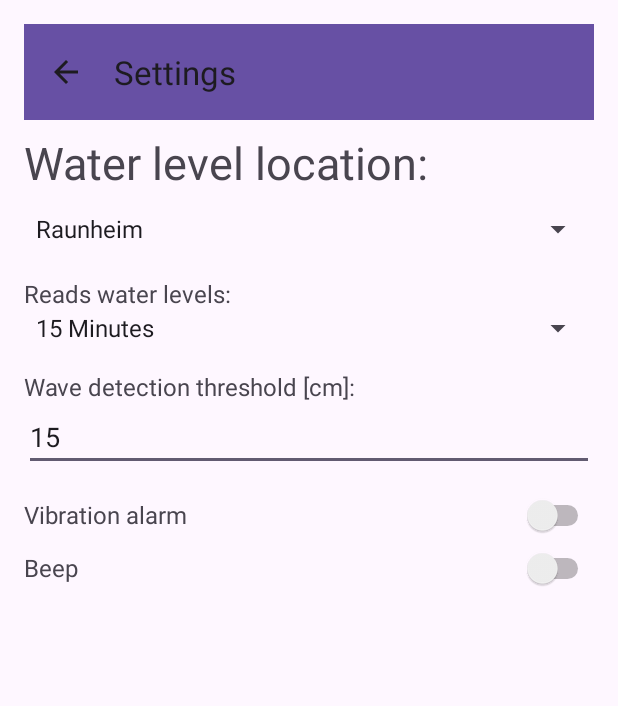
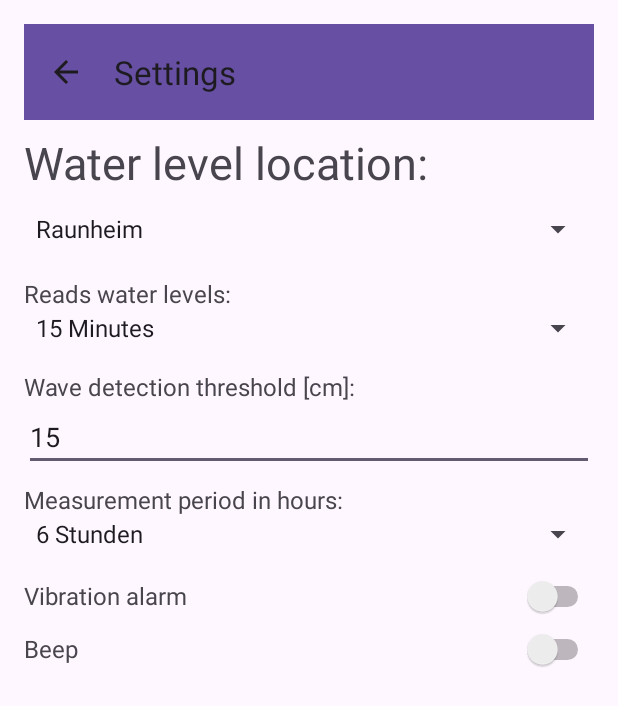
Before and after one commit to Bollogg/MainPegel, an Android app: the screen it shows after launch (SettingsActivity), in the options menu, after a tap on "Settings", on a phone screen of 412 x 824 dp. Shown: the top 706 px of the screen. Run offline under Robolectric (Android 15) with nearby library versions, the phone set to English and light mode, and no system bars; libraries missing offline, so code that uses them is left out: com.github.mikephil.charting; 2 statements that could not run were skipped.

Commit message:
Erweiterung um Graph Einstellungen von 1 bis 29 Stunden

```diff
--- a/app/src/main/java/de/wiesenfarth/mainpegel/MainActivity.java
+++ b/app/src/main/java/de/wiesenfarth/mainpegel/MainActivity.java
@@ -182,23 +182,33 @@ public class MainActivity extends AppCompatActivity {
      *******************************************************/
     private void ladePegelstand() {
 
+      // Einstellungen laden
       prefs = getSharedPreferences("settings", MODE_PRIVATE);
       localityGuid = prefs.getString("locality_guid", CONST.WUERZBURG);
 
+      int hours = prefs.getInt("graph_hours", 4);  // Standard: 4h
+      String startParam = "PT" + hours + "H";
+
+
+      // API Service
       PegelApiService apiService = RetrofitClient.getApiService();
+      // Dynamischer Retrofit-Aufruf
+      Call<List<PegelResponse>> call = apiService.getPegelstand(localityGuid, startParam);
 
-      //ToDo: Löschen Call<List<PegelResponse>> call = apiService.getPegelstand(CONST.WUERZBURG);
-      Call<List<PegelResponse>> call = apiService.getPegelstand(localityGuid);
-      System.out.println("Retrofit URL: " + call.request().url());
+      Log.d("PEGEL", "GUID: " + localityGuid);
+      Log.d("PEGEL", "Start-Parameter: " + startParam);
 
-        Log.e("PEGEL", "CALL = " + call);
+      Log.e("PEGEL", "Retrofit URL: " + call.request().url());
+
       call.enqueue(new Callback<List<PegelResponse>>() {
+
                      {
                        Log.e("PEGEL", "===> Callback wurde initialisiert");
                      }
+
+
       @Override
       public void onResponse(Call<List<PegelResponse>> call, Response<List<PegelResponse>> response) {
-
           if (!response.isSuccessful()) {
               Log.e("PEGEL", "HTTP Fehler: " + response.code());
               textViewPegelstand.setText("Fehler: " + response.code());
@@ -220,8 +230,7 @@ public class MainActivity extends AppCompatActivity {
             "Zeit: " + last.getTimestamp()
         );
 
-              Log.d("PEGEL", "Value = " + last.getValue());
-              Log.d("PEGEL", "Timestamp = " + last.getTimestamp());
+        Log.d("PEGEL", "Neuster Wert: " + last.getTimestamp() + " -> " + last.getValue());
 
         // +++ LOGGEN aller Werte +++
         for (PegelResponse p : list) {
--- a/app/src/main/java/de/wiesenfarth/mainpegel/PegelApiService.java
+++ b/app/src/main/java/de/wiesenfarth/mainpegel/PegelApiService.java
@@ -5,6 +5,8 @@ import java.util.List;
 import retrofit2.Call;
 import retrofit2.http.GET;
 import retrofit2.http.Path;
+import retrofit2.http.Query;
+
 /*******************************************************
  * Programm:  PegelApiService
  *
@@ -18,6 +20,9 @@ import retrofit2.http.Path;
  *******************************************************/
 public interface PegelApiService {
 
-    @GET("stations/{station}/W/measurements.json?start=PT4H")
-    Call<List<PegelResponse>> getPegelstand(@Path("station") String station);
+    @GET("stations/{station}/W/measurements.json")
+    Call<List<PegelResponse>> getPegelstand(
+        @Path("station") String station,
+        @Query("start") String start   // z.B. "PT6H"
+    );
 }
--- a/app/src/main/java/de/wiesenfarth/mainpegel/SettingsActivity.java
+++ b/app/src/main/java/de/wiesenfarth/mainpegel/SettingsActivity.java
@@ -28,6 +28,8 @@ public class SettingsActivity extends AppCompatActivity {
     private Spinner spinnerLocality, spinnerInterval;
     private EditText waveThreshold;
     private Switch switchVibration, switchBeep;
+
+    private Spinner spinnerMeasure; //Spinner für Stunden Graph
 
     private SharedPreferences prefs;
 
@@ -78,7 +80,6 @@ public class SettingsActivity extends AppCompatActivity {
         super.onCreate(savedInstanceState);
         setContentView(R.layout.settings_activity);
 
-
         // Toolbar
         Toolbar toolbar = findViewById(R.id.toolbar);
         setSupportActionBar(toolbar);
@@ -101,6 +102,26 @@ public class SettingsActivity extends AppCompatActivity {
 
         switchVibration = findViewById(R.id.switch_vibration);
         switchBeep = findViewById(R.id.switch_beep);
+
+        // ------------------------------------------------------
+        // 🔥 NEU: Spinner für 1–29 Stunden
+        // ------------------------------------------------------
+        spinnerMeasure = findViewById(R.id.spinner_Measure);
+
+        // Array 1–29 als Strings
+        String[] hourLabels = new String[29];
+        for (int i = 0; i < 29; i++) {
+            hourLabels[i] = (i + 1) + " Stunden";
+        }
+
+        ArrayAdapter<String> adapterHours = new ArrayAdapter<>(
+            this,
+            android.R.layout.simple_spinner_item,
+            hourLabels
+        );
+        adapterHours.setDropDownViewResource(android.R.layout.simple_spinner_dropdown_item);
+        spinnerMeasure.setAdapter(adapterHours);
+        // ------------------------------------------------------
 
         // Auswahl der Pegelmessstelle
         ArrayAdapter<String> adapterLocality = new ArrayAdapter<>(
@@ -170,6 +191,12 @@ public class SettingsActivity extends AppCompatActivity {
         editor.putBoolean("vibration", switchVibration.isChecked());
         editor.putBoolean("beep", switchBeep.isChecked());
 
+        // ------------------------------------------------------
+        // Stunden speichern
+        // spinner pos 0=1h → +1
+        editor.putInt("graph_hours", spinnerMeasure.getSelectedItemPosition() + 1);
+        // ------------------------------------------------------
+
         editor.apply();
     }
 
@@ -197,5 +224,12 @@ public class SettingsActivity extends AppCompatActivity {
 
         switchVibration.setChecked(prefs.getBoolean("vibration", false));
         switchBeep.setChecked(prefs.getBoolean("beep", false));
+
+        // ------------------------------------------------------
+        // Stunden einstellen
+        int storedHours = prefs.getInt("graph_hours", 6); // Default 6
+        spinnerMeasure.setSelection(storedHours - 1);
+        // ------------------------------------------------------
+
     }
 }
--- a/app/src/main/res/layout/settings_activity.xml
+++ b/app/src/main/res/layout/settings_activity.xml
@@ -5,9 +5,9 @@
     android:padding="16dp">
 
     <LinearLayout
-        android:orientation="vertical"
       android:layout_width="match_parent"
-        android:layout_height="wrap_content">
+      android:layout_height="wrap_content"
+      android:orientation="vertical">
 
         <androidx.appcompat.widget.Toolbar
           android:id="@+id/toolbar"
@@ -21,9 +21,9 @@
         <TextView
           android:layout_width="wrap_content"
           android:layout_height="wrap_content"
+          android:paddingTop="8dp"
           android:text="@string/water_level_location"
-            android:textSize="30dp"
-            android:paddingTop="8dp"/>
+          android:textSize="30dp" />
 
         <Spinner
           android:id="@+id/spinner_locality"
@@ -35,9 +35,9 @@
         <TextView
           android:layout_width="wrap_content"
           android:layout_height="wrap_content"
+          android:paddingTop="8dp"
           android:text="@string/reads_water_levels"
-            android:textSize="16sp"
-            android:paddingTop="8dp"/>
+          android:textSize="16sp" />
 
         <Spinner
           android:id="@+id/spinner_interval"
@@ -49,23 +49,37 @@
         <TextView
           android:layout_width="wrap_content"
           android:layout_height="wrap_content"
+          android:paddingTop="16dp"
           android:text="@string/wave_detection"
-            android:textSize="16sp"
-            android:paddingTop="16dp"/>
+          android:textSize="16sp" />
 
         <EditText
           android:id="@+id/wave_threshold"
           android:layout_width="match_parent"
           android:layout_height="wrap_content"
-            android:inputType="number"
-            android:hint="z.B. 15" />
+          android:hint="z.B. 15"
+          android:inputType="number" />
+
+        <!-- Grph anzahl Messwerte -->
+        <TextView
+          android:layout_width="wrap_content"
+          android:layout_height="wrap_content"
+          android:paddingTop="8dp"
+          android:text="@string/level_measur_houer"
+          android:textSize="16sp" />
+
+        <Spinner
+          android:id="@+id/spinner_Measure"
+          android:layout_width="match_parent"
+          android:layout_height="wrap_content"
+          android:spinnerMode="dropdown" />
 
         <!-- Vibrationsalarm -->
         <LinearLayout
-            android:orientation="horizontal"
           android:layout_width="match_parent"
           android:layout_height="wrap_content"
           android:layout_weight="1"
+          android:orientation="horizontal"
           android:paddingTop="16dp">
 
             <TextView
@@ -78,7 +92,7 @@
             <Switch
               android:id="@+id/switch_vibration"
               android:layout_width="wrap_content"
-                android:layout_height="wrap_content"/>
+              android:layout_height="wrap_content" />
         </LinearLayout>
 
         <!-- Piepton -->
```
Also changed, not shown: app/src/main/java/de/wiesenfarth/mainpegel/CONST.java (+31 -0 lines), app/src/main/java/de/wiesenfarth/mainpegel/PegelWorker.java (+11 -1 lines), app/src/main/res/values/strings.xml (+35 -0 lines), 1 other file. Lines whose indentation alone changed are shown as unchanged.
